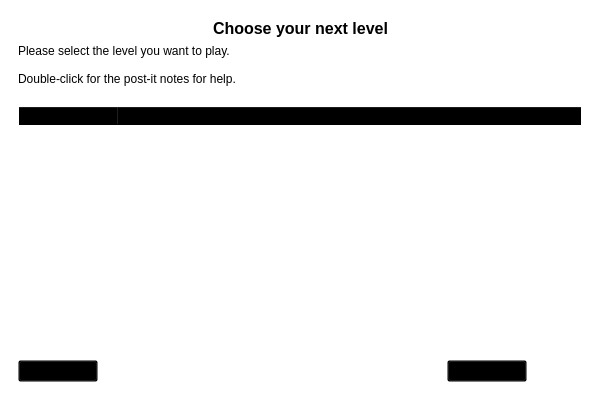
Old version of the form src/view/ChooseLevel.ui in the repository the-butterfly-effect/tbe.
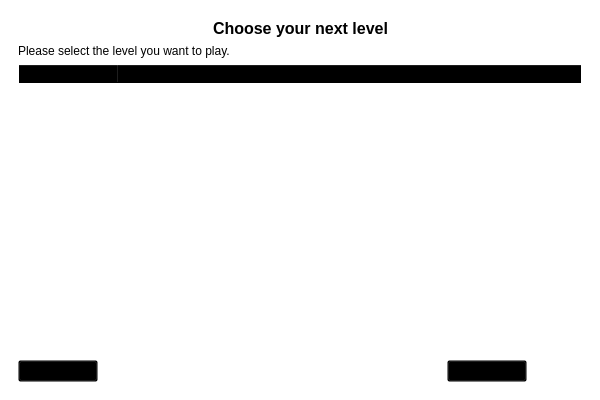
New version of the form. Icons and pictures are not drawn. Custom widgets are drawn as their Qt base class.

Commit message: Remove incorrect text in level selection dialog

Patch:
```diff
--- a/src/view/ChooseLevel.ui
+++ b/src/view/ChooseLevel.ui
@@ -125,10 +125,7 @@
          <string notr="true"/>
         </property>
         <property name="text">
-         <string>Please select the level you want to play.
-
-Double-click for the post-it notes for help.
-</string>
+         <string>Please select the level you want to play.</string>
         </property>
        </widget>
       </item>
```
